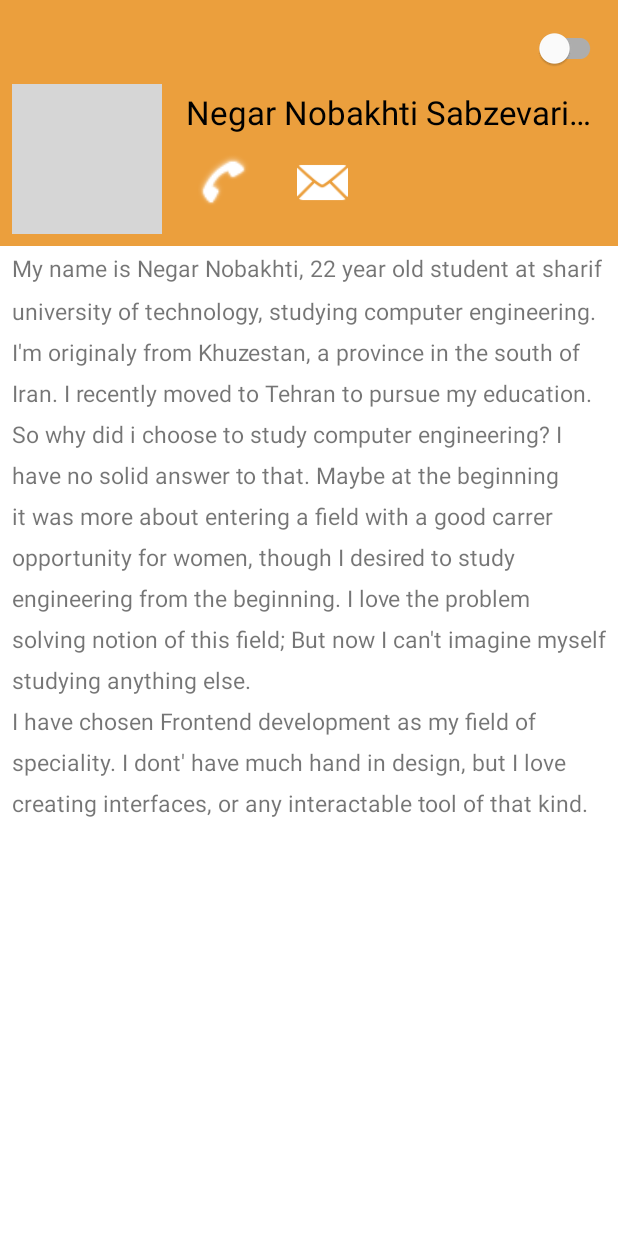
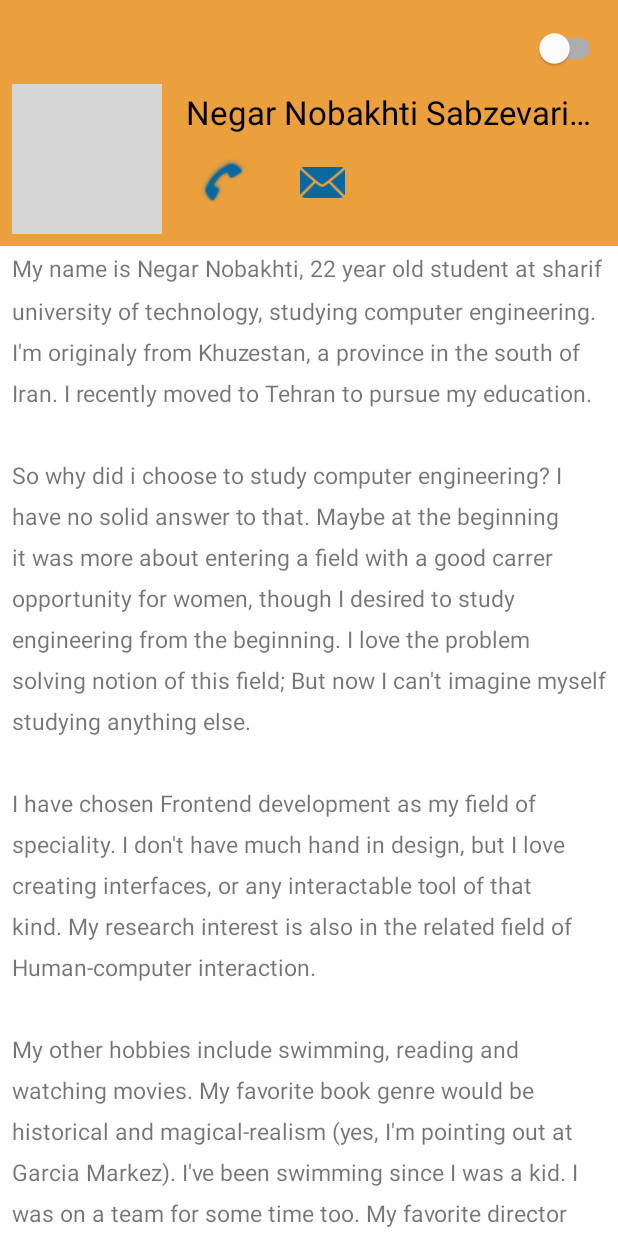
Before and after one commit to Negarnbkhti42/about-me-mobile-programming-HW1, an Android app: the screen it shows after launch (MainActivity), on a phone screen of 412 x 824 dp. Run offline under Robolectric (Android 15) with nearby library versions, the phone set to English and light mode, and no system bars; grey boxes are pictures that could not be loaded.

Commit message:
Change data text

```diff
--- a/app/src/main/assets/data.txt
+++ b/app/src/main/assets/data.txt
@@ -1,3 +1,7 @@
 My name is Negar Nobakhti, 22 year old student at sharif university of technology, studying computer engineering. I'm originaly from Khuzestan, a province in the south of Iran. I recently moved to Tehran to pursue my education.
+
 So why did i choose to study computer engineering? I have no solid answer to that. Maybe at the beginning it was more about entering a field with a good carrer opportunity for women, though I desired to study engineering from the beginning. I love the problem solving notion of this field; But now I can't imagine myself studying anything else.
-I have chosen Frontend development as my field of speciality. I dont' have much hand in design, but I love creating interfaces, or any interactable tool of that kind.
+
+I have chosen Frontend development as my field of speciality. I don't have much hand in design, but I love creating interfaces, or any interactable tool of that kind. My research interest is also in the related field of Human-computer interaction.
+
+My other hobbies include swimming, reading and watching movies. My favorite book genre would be historical and magical-realism (yes, I'm pointing out at Garcia Markez). I've been swimming since I was a kid. I was on a team for some time too. My favorite director would be the great Stanley Kubrick. I fell in love with him since watching the very first work by him, Doctor Strangelove.
--- a/app/src/main/res/layout/activity_main.xml
+++ b/app/src/main/res/layout/activity_main.xml
@@ -73,13 +73,13 @@
                     android:adjustViewBounds="true"
                     android:background="?attr/selectableItemBackgroundBorderless"
                     android:contentDescription="@string/call_description"
-                    android:paddingStart="8dp"
-                    android:paddingEnd="8dp"
+                    android:paddingStart="10dp"
+                    android:paddingEnd="10dp"
                     android:scaleType="fitCenter"
                     android:src="@android:drawable/stat_sys_phone_call"
                     app:layout_constraintStart_toEndOf="@+id/imageView"
                     app:layout_constraintTop_toBottomOf="@+id/textView"
-                    app:tint="@color/white" />
+                    app:tint="?colorSecondaryVariant" />
 
                 <ImageButton
                     android:id="@+id/emailButton"
@@ -90,13 +90,13 @@
                     android:adjustViewBounds="true"
                     android:background="?attr/selectableItemBackgroundBorderless"
                     android:contentDescription="@string/mail_description"
-                    android:paddingStart="8dp"
-                    android:paddingEnd="8dp"
+                    android:paddingStart="10dp"
+                    android:paddingEnd="10dp"
                     android:scaleType="fitCenter"
                     android:src="@android:drawable/ic_dialog_email"
                     app:layout_constraintStart_toEndOf="@+id/phoneButton"
                     app:layout_constraintTop_toTopOf="@+id/phoneButton"
-                    app:tint="@color/white" />
+                    app:tint="?colorSecondaryVariant" />
 
             </androidx.constraintlayout.widget.ConstraintLayout>
 
--- a/app/src/main/res/values/colors.xml
+++ b/app/src/main/res/values/colors.xml
@@ -7,10 +7,10 @@
     <color name="teal_700">#FF018786</color>
     <color name="black">#FF000000</color>
     <color name="white">#FFFFFFFF</color>
-    <color name="orange_200">#f9e2c5</color>
-    <color name="orange_500">#eb9f3d</color>
-    <color name="orange_700">#e28327</color>
-    <color name="blue_200">#bfd8e4</color>
-    <color name="blue_500">#2a7ca4</color>
-    <color name="blue_700">#195f89</color>
+    <color name="orange_200">#F9E2C5</color>
+    <color name="orange_500">#EB9F3D</color>
+    <color name="orange_700">#E28327</color>
+    <color name="blue_200">#E4E6E8</color>
+    <color name="blue_500">#3DADEB</color>
+    <color name="blue_700">#09699E</color>
 </resources>
```
